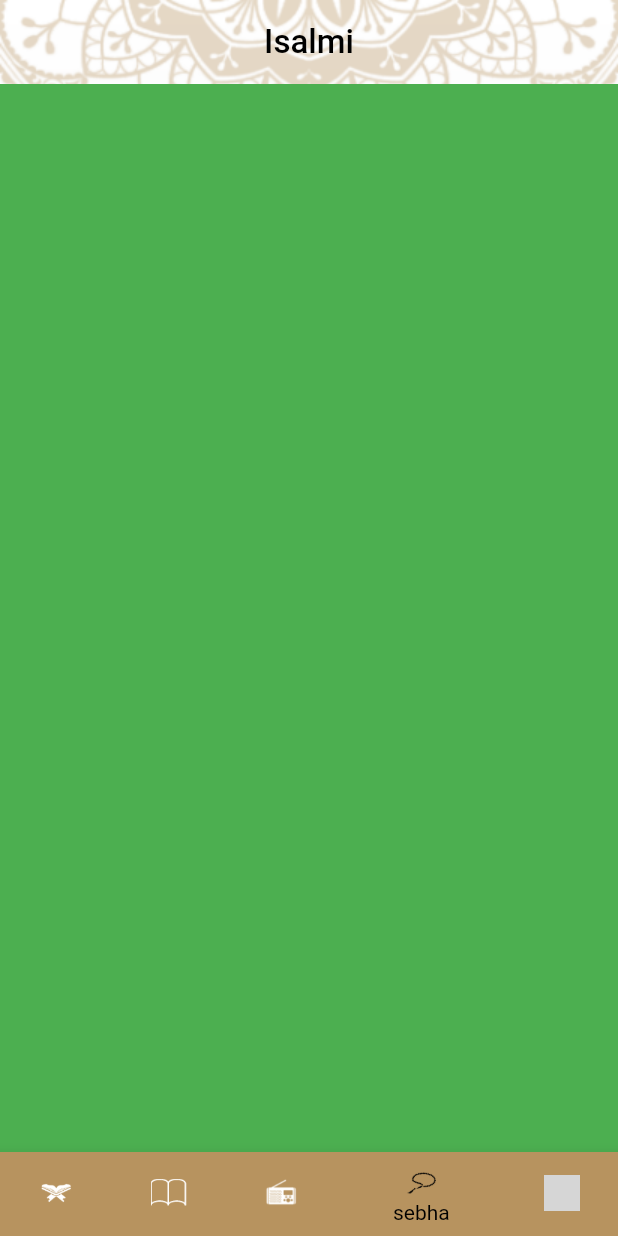
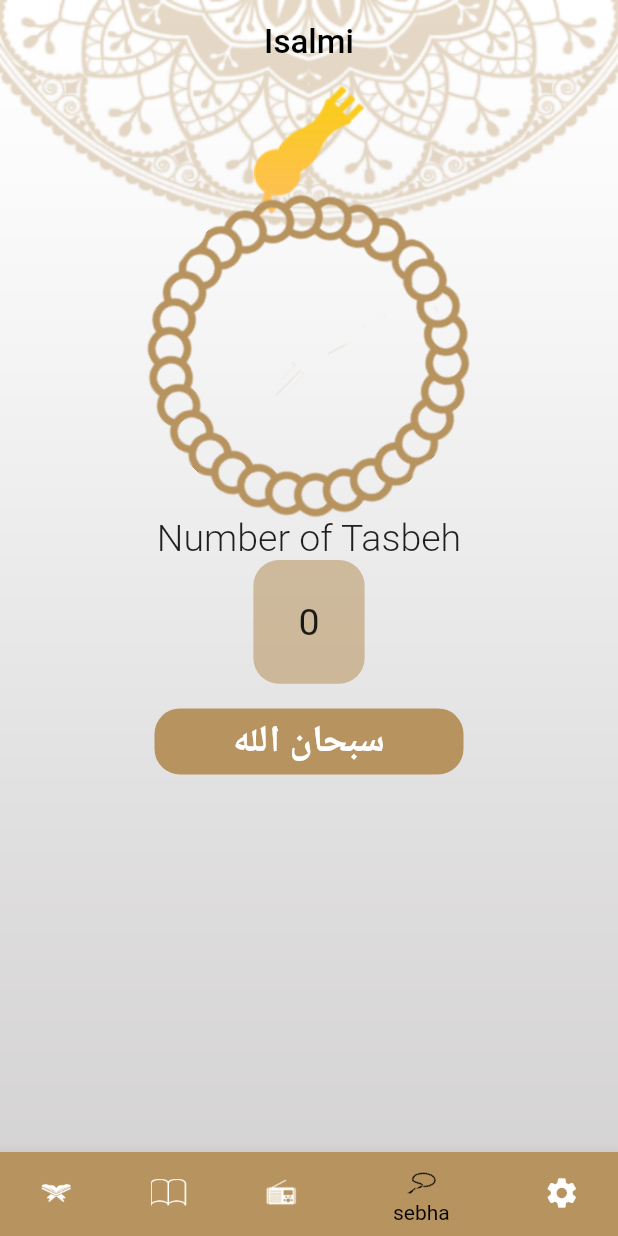
Before and after one commit to A-hmed/islami_c6_sat, a Flutter app: the screen it shows after launch, item 4 of the bottom bar chosen, on a phone screen of 412 x 824 dp. Run offline on Flutter 3.47's test engine with Material 2 defaults, Android fonts, the phone set to English and light mode, and no system bars; generated files the repository leaves out were written again; grey boxes are pictures that could not be loaded.

Commit message:
sebha assign

```diff
--- a/lib/l10n/app_ar.arb
+++ b/lib/l10n/app_ar.arb
@@ -5,5 +5,6 @@
   "language": "اللغه",
   "light": "مضئ",
   "dark": "مظلم",
-  "theme": "الحاله"
+  "theme": "الحاله",
+  "numberofTasbeh": "عدد التسبيحات"
 }
--- a/lib/l10n/app_en.arb
+++ b/lib/l10n/app_en.arb
@@ -5,5 +5,6 @@
   "language": "language",
   "light": "light",
   "dark": "dark",
-  "theme": "Theme"
+  "theme": "Theme",
+  "numberofTasbeh":"Number of Tasbeh"
 }
--- a/lib/main.dart
+++ b/lib/main.dart
@@ -28,6 +28,7 @@ class MyApp extends StatelessWidget {
     LocaleProvider localeProvider = Provider.of(context);
     ThemeProvider themeProvider = Provider.of(context);
     return MaterialApp(
+      debugShowCheckedModeBanner: false,
       localizationsDelegates: [
         AppLocalizations.delegate, // Add this line
         GlobalMaterialLocalizations.delegate,
--- a/lib/screens/home/Home.dart
+++ b/lib/screens/home/Home.dart
@@ -52,7 +52,7 @@ class _HomeState extends State<Home> {
                 BottomNavigationBarItem(icon: ImageIcon(AssetImage("assets/images/icon_hadeth.png")),label: "ahadeth",),
                 BottomNavigationBarItem(icon: ImageIcon(AssetImage("assets/images/icon_radio.png")),label: "radio"),
                 BottomNavigationBarItem(icon: ImageIcon(AssetImage("assets/images/icon_sebha.png")),label: "sebha"),
-                BottomNavigationBarItem(icon: ImageIcon(AssetImage("assets/images/ic_settings.png")),label: "setting")
+                BottomNavigationBarItem(icon: Icon(Icons.settings),label: "setting")
               ],
             ),
           ),
--- a/lib/screens/home/radio_tab.dart
+++ b/lib/screens/home/radio_tab.dart
@@ -4,7 +4,7 @@ class RadioTab extends StatelessWidget {
   @override
   Widget build(BuildContext context) {
     return Container(
-      color: Colors.yellow
+
     );
   }
 }
--- a/lib/screens/home/sebha_tab.dart
+++ b/lib/screens/home/sebha_tab.dart
@@ -1,10 +1,139 @@
+import 'dart:math';
+
 import 'package:flutter/material.dart';
+import 'package:flutter_gen/gen_l10n/app_localizations.dart';
 
-class SebhaTab extends StatelessWidget {
+import '../../AppStyle.dart';
+
+class SebhaTab extends StatefulWidget {
+  @override
+  State<SebhaTab> createState() => _SebhaTabState();
+}
+
+class _SebhaTabState extends State<SebhaTab> {
+  int cnt = 0;
+
+  double angle =45*pi/180;
+  List<String> tasabeh = [
+    "سبحان الله",
+    "الحمد لله",
+    "لا اله الا الله",
+    "الله اكبر",
+    "استغفر الله العظيم واتوب اليه",
+    "لا اله الا انت سبحانك اني كنت من الظالمين",
+    "لا حول ولا قوه الا بالله"
+  ];
+  int index=0;
+  void _increament(){
+    if(cnt==32)
+    {
+      cnt=0;
+      index==7?index=0:index++;
+    }
+    setState(() {
+
+      cnt++;
+    });
+  }
   @override
   Widget build(BuildContext context) {
-    return Container(
-      color: Colors.green,
+    return Column(
+      crossAxisAlignment: CrossAxisAlignment.stretch,
+      children: [
+        Stack(
+          alignment: Alignment.topCenter,
+          children: [
+            Container(
+              width: MediaQuery
+                  .of(context)
+                  .size
+                  .width * .2,
+              height: MediaQuery
+                  .of(context)
+                  .size
+                  .width * .26,
+              child: Image.asset(
+                "assets/images/head_sebha_dark.png",
+              ),
+            ),
+            Container(
+              padding: EdgeInsets.only(
+                  top: MediaQuery
+                      .of(context)
+                      .size
+                      .width * .178),
+              width: MediaQuery
+                  .of(context)
+                  .size
+                  .width * .7,
+              height: MediaQuery
+                  .of(context)
+                  .size
+                  .width * .7,
+              child: InkWell(
+                  onTap: () {
+                    angle+=100;
+                   _increament();
+                  },
+                  child: Transform.rotate(
+                      angle: angle,
+                      child: Image.asset("assets/images/body_sebha_logo.png"))),
+            ),
+          ],
+        ),
+        Text(
+          AppLocalizations.of(context)!.numberofTasbeh,
+          style: TextStyle(fontSize: 25, fontWeight: FontWeight.w300),
+          textAlign: TextAlign.center,
+        ),
+        Container(
+          height: MediaQuery
+              .of(context)
+              .size
+              .height * .1,
+          margin: EdgeInsets.symmetric(
+              horizontal: MediaQuery
+                  .of(context)
+                  .size
+                  .width * .41),
+          decoration: BoxDecoration(
+            borderRadius: BorderRadius.circular(17),
+            color: AppStyle.lightPrimaryColor.withOpacity(.57),
+          ),
+          child: Center(
+              child: Text(
+                "$cnt",
+                style: TextStyle(fontSize: 25),
+              )),
+        ),
+        Container(
+            margin: EdgeInsets.symmetric(
+                horizontal: MediaQuery
+                    .of(context)
+                    .size
+                    .width * .25,
+                vertical: MediaQuery
+                    .of(context)
+                    .size
+                    .width * .04),
+            decoration: BoxDecoration(
+              borderRadius: BorderRadius.circular(17),
+              color: AppStyle.lightPrimaryColor,
+            ),
+            child: Padding(
+              padding: const EdgeInsets.only(
+                  top: 5.0, bottom: 5, left: 12, right: 12),
+              child:  Text(
+                "${tasabeh[index]}",
+                style: TextStyle(
+                  fontSize: 25,
+                  fontWeight: FontWeight.bold,
+                  color: Colors.white,
+                ),
+                textAlign: TextAlign.center,
+              ),
+            )),
+      ],
     );
   }
 }
```
Also changed, not shown: assets/images/3.0x/ic_settings.png (added), pubspec.lock.
